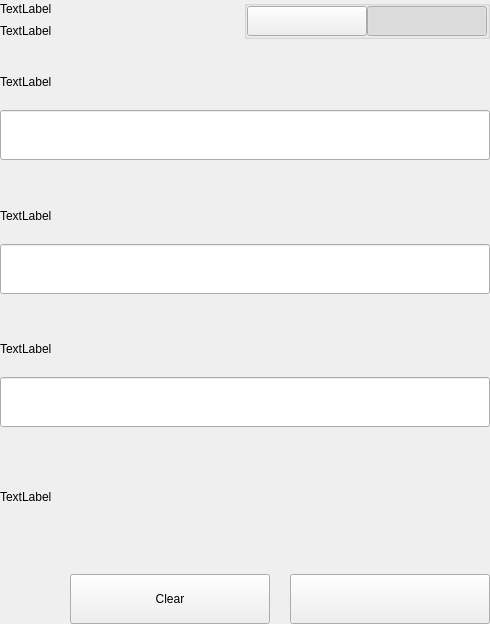
First picture: the form in src/qt/guapcoin/settings/forms/settingsbittoolwidget.ui, repository guapcrypto/Guapcoin, before the edit.
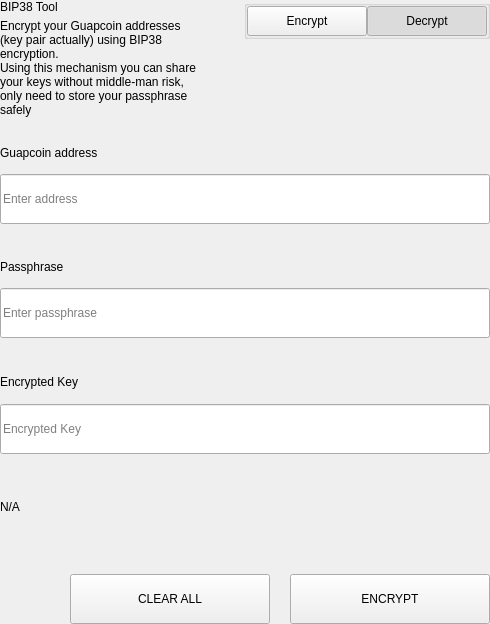
Second picture: the form after the edit.

```diff
--- a/src/qt/guapcoin/settings/forms/settingsbittoolwidget.ui
+++ b/src/qt/guapcoin/settings/forms/settingsbittoolwidget.ui
@@ -62,14 +62,15 @@
             <item>
              <widget class="QLabel" name="labelTitle">
               <property name="text">
-               <string>TextLabel</string>
+               <string>BIP38 Tool</string>
               </property>
              </widget>
             </item>
             <item>
              <widget class="QLabel" name="labelSubtitle1">
               <property name="text">
-               <string>TextLabel</string>
+               <string>Encrypt your Guapcoin addresses (key pair actually) using BIP38 encryption.
+Using this mechanism you can share your keys without middle-man risk, only need to store your passphrase safely</string>
               </property>
               <property name="wordWrap">
                <bool>true</bool>
@@ -133,7 +134,7 @@
                 <enum>Qt::NoFocus</enum>
                </property>
                <property name="text">
-                <string/>
+                <string>Encrypt</string>
                </property>
                <property name="checkable">
                 <bool>true</bool>
@@ -161,7 +162,7 @@
                 <enum>Qt::NoFocus</enum>
                </property>
                <property name="text">
-                <string/>
+                <string>Decrypt</string>
                </property>
                <property name="checkable">
                 <bool>true</bool>
@@ -647,7 +648,7 @@
                   </size>
                  </property>
                  <property name="text">
-                  <string>TextLabel</string>
+                  <string>Guapcoin address</string>
                  </property>
                 </widget>
                </item>
@@ -659,6 +660,9 @@
                    <height>50</height>
                   </size>
                  </property>
+                 <property name="placeholderText">
+                  <string>Enter address</string>
+                 </property>
                 </widget>
                </item>
               </layout>
@@ -718,7 +722,7 @@
                     </size>
                    </property>
                    <property name="text">
-                    <string>TextLabel</string>
+                    <string>Passphrase</string>
                    </property>
                   </widget>
                  </item>
@@ -736,6 +740,9 @@
                      <height>50</height>
                     </size>
                    </property>
+                   <property name="placeholderText">
+                    <string>Enter passphrase</string>
+                   </property>
                   </widget>
                  </item>
                 </layout>
@@ -801,7 +808,7 @@
                   </size>
                  </property>
                  <property name="text">
-                  <string>TextLabel</string>
+                  <string>Encrypted Key</string>
                  </property>
                 </widget>
                </item>
@@ -813,6 +820,9 @@
                    <height>50</height>
                   </size>
                  </property>
+                 <property name="placeholderText">
+                  <string>Encrypted Key</string>
+                 </property>
                 </widget>
                </item>
               </layout>
@@ -821,7 +831,7 @@
             <item>
              <widget class="QLabel" name="statusLabel_ENC">
               <property name="text">
-               <string>TextLabel</string>
+               <string notr="true">N/A</string>
               </property>
              </widget>
             </item>
@@ -874,7 +884,7 @@
                  <enum>Qt::NoFocus</enum>
                 </property>
                 <property name="text">
-                 <string>Clear</string>
+                 <string>CLEAR ALL</string>
                 </property>
                </widget>
               </item>
@@ -912,7 +922,7 @@
                  <enum>Qt::NoFocus</enum>
                 </property>
                 <property name="text">
-                 <string/>
+                 <string>ENCRYPT</string>
                 </property>
                </widget>
               </item>
```
Left out of the diff: 19 changed lines with no effect on the pictures.
